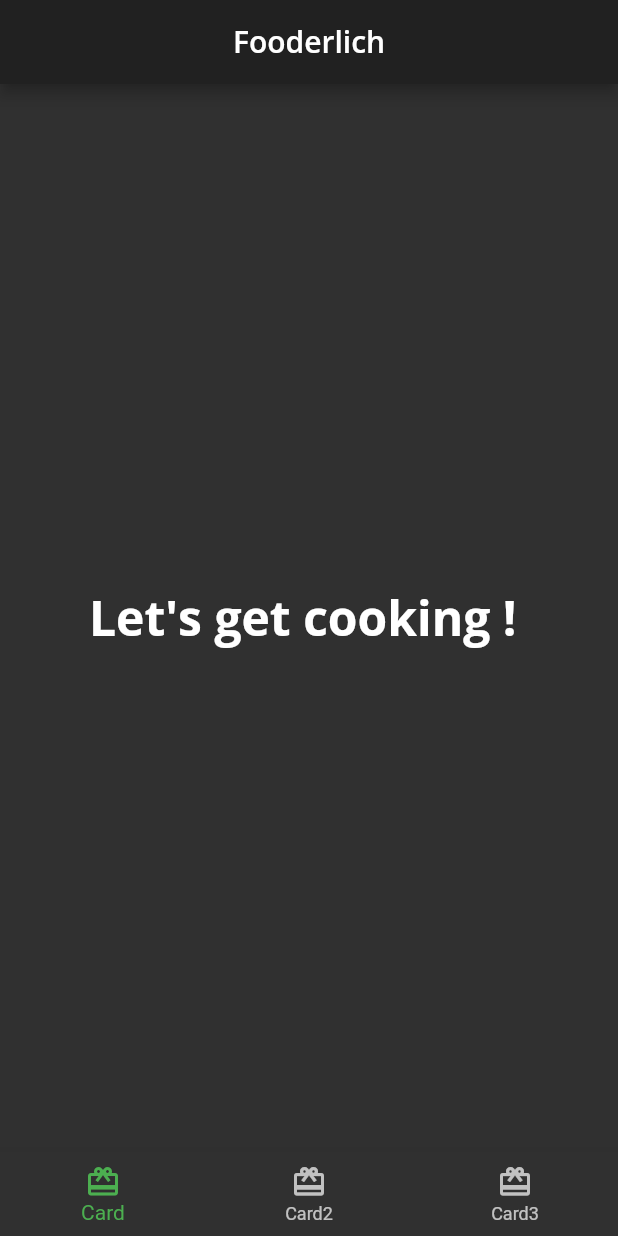
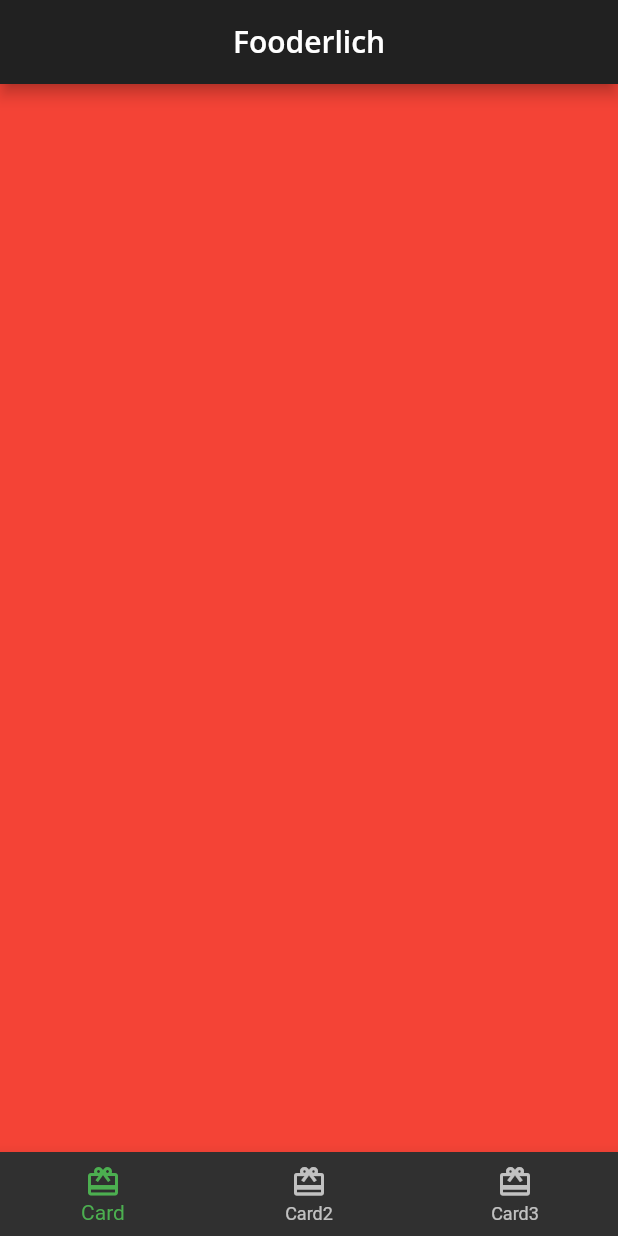
Before and after one commit to vinaytiparadi/flutter_fooderlich, a Flutter app: the screen it shows after launch, on a phone screen of 412 x 824 dp. Run offline on Flutter 3.47's test engine with Material 2 defaults, Android fonts, the phone set to English and light mode, and no system bars; our stand-ins replace google_fonts.

```diff
--- a/lib/home.dart
+++ b/lib/home.dart
@@ -6,7 +6,23 @@ class Home extends StatefulWidget {
   _HomeState createState() => _HomeState();
 }
 class _HomeState extends State<Home> {
-  // TODO: Add state variables and functions
+  // 7
+  int _selectedIndex = 0;
+  // 8
+  static List<Widget> pages = <Widget>[
+    // TODO: Replace with Card1
+    Container(color: Colors.red),
+    // TODO: Replace with Card2
+    Container(color: Colors.green),
+    // TODO: Replace with Card3
+    Container(color: Colors.blue)
+  ];
+  // 9
+  void _onItemTapped(int index) {
+    setState(() {
+      _selectedIndex = index;
+    });
+  }
   @override
   Widget build(BuildContext context) {
     return Scaffold(
@@ -18,17 +34,16 @@ class _HomeState extends State<Home> {
         ),
         centerTitle: true,
       ),
-      // TODO: Show selected tab
-      body: Center(
-          child: Text('Let\'s get cooking ! ',
-              // 3
-              style: Theme.of(context).textTheme.headline1)),
+      body: pages[_selectedIndex],
       // 4
       bottomNavigationBar: BottomNavigationBar(
         // 5
         selectedItemColor:
         Theme.of(context).textSelectionTheme.selectionColor,
-        // TODO: Set selected tab bar
+        // 10
+        currentIndex: _selectedIndex,
+        // 11
+        onTap: _onItemTapped,
         // 6
         items: <BottomNavigationBarItem>[
           const BottomNavigationBarItem(
```
